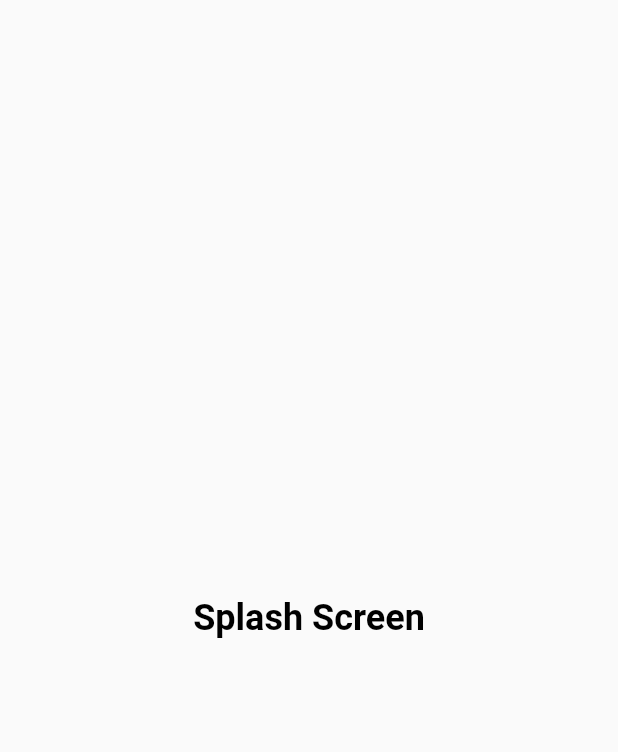
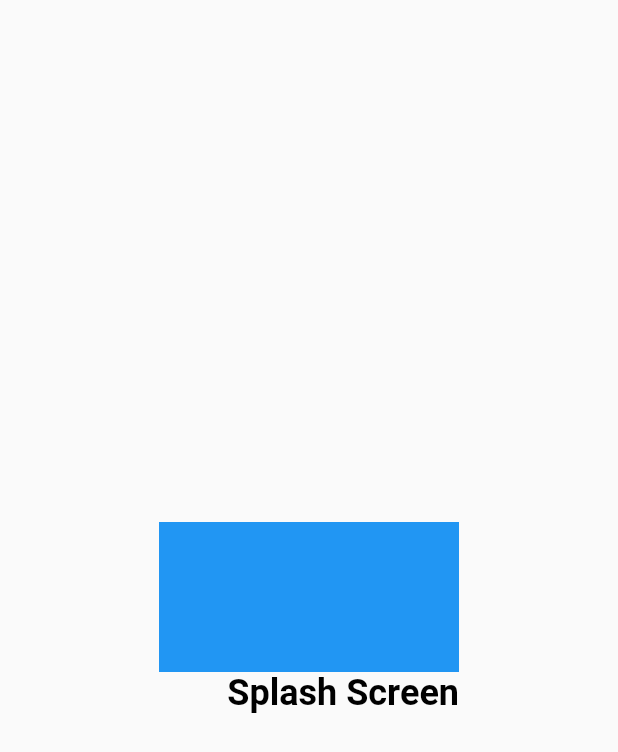
Before and after one commit to jolugbo/my_flutter_recoery, a Flutter app: the Splash screen opened directly, on a phone screen of 412 x 824 dp. Shown: the top 752 px of the screen. Run offline on Flutter 3.47's test engine with Material 2 defaults, Android fonts, the phone set to English and light mode, and no system bars; our stand-ins replace animated_splash_screen.

Commit message:
completed work on the animated splash screen

```diff
--- a/lib/splash.dart
+++ b/lib/splash.dart
@@ -1,4 +1,6 @@
 import 'package:flutter/material.dart';
+import 'package:my_flutter_recovery/pages/walk_through.dart';
+
 
 class Splash extends StatefulWidget {
   const Splash({Key? key}) : super(key: key);
@@ -11,14 +13,32 @@ class _SplashState extends State<Splash>{
   @override
   void initState(){
     super.initState();
+    //pageRedirect();
+  }
+  void pageRedirect() async {
+    await Future.delayed(Duration(microseconds: 1500),(){});
+    Navigator.pushReplacement(context, MaterialPageRoute(builder: (context) => WalkThroughPage(title: 'We are home',)));
   }
   @override
   Widget build(BuildContext context) {
     return Scaffold(
         body: Center(
-          child: Container(
-              child: Text('Splash Screen',style: TextStyle(color: Colors.black,fontSize: 24,fontWeight: FontWeight.bold),)
-          ),)
+
+          child:Column(
+            crossAxisAlignment: CrossAxisAlignment.end,
+            mainAxisAlignment: MainAxisAlignment.center,
+            mainAxisSize: MainAxisSize.max,
+            children: [
+              Container(
+                height:100,
+                  width: 200,
+                  color: Colors.blue,
+              ),
+              Container(
+                  child: Text('Splash Screen',style: TextStyle(color: Colors.black,fontSize: 24,fontWeight: FontWeight.bold),)
+              ),
+            ],
+          ))
     );
   }
 }
--- a/pubspec.yaml
+++ b/pubspec.yaml
@@ -34,6 +34,7 @@ dependencies:
   # The following adds the Cupertino Icons font to your application.
   # Use with the CupertinoIcons class for iOS style icons.
   cupertino_icons: ^1.0.2
+  animated_splash_screen: ^1.2.0
 
 dev_dependencies:
   flutter_test:
```
Also changed, not shown: lib/main.dart (+6 -86 lines), lib/pages/walk_through.dart (added, +87 -0 lines), pubspec.lock.
